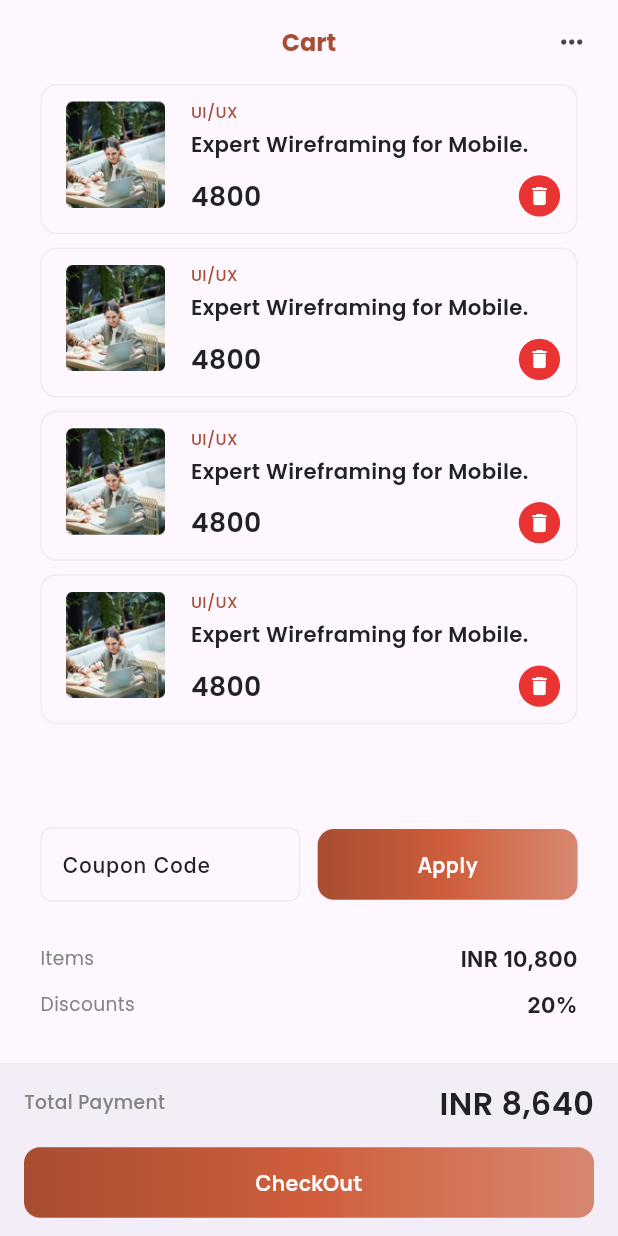
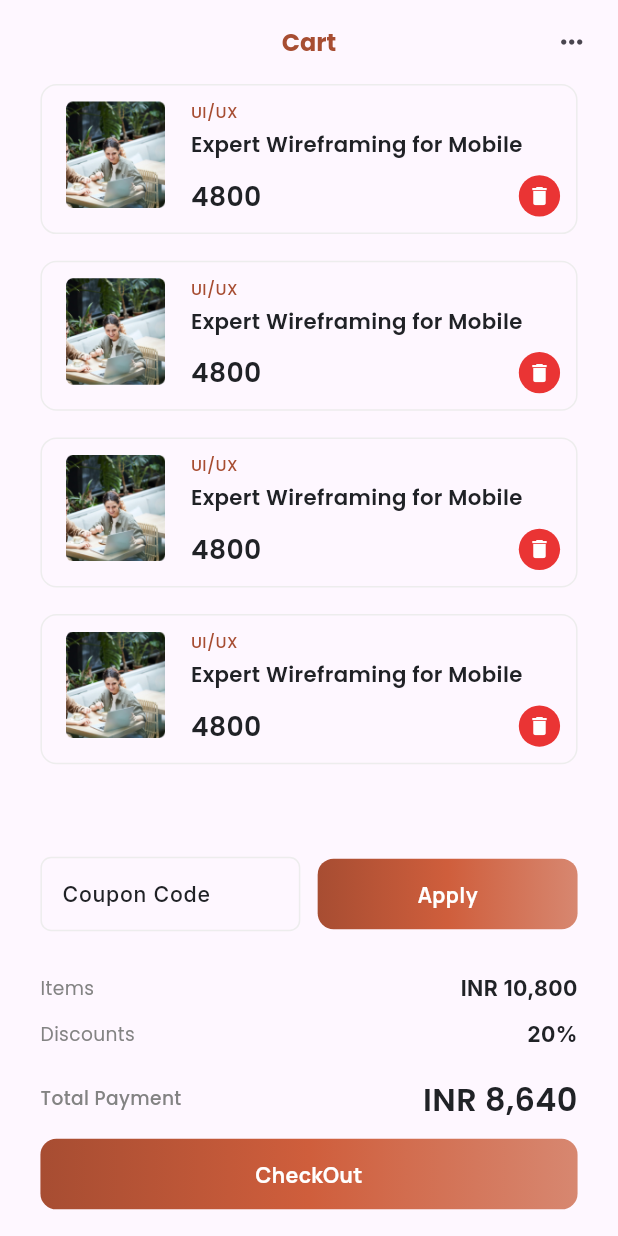
Before and after one commit to akash2058/lmsapp, a Flutter app: the CartScreen screen opened directly, on a phone screen of 412 x 824 dp. Run offline on Flutter 3.47's test engine with Material 3 defaults, Android fonts, the phone set to English and light mode, and no system bars; our stand-ins replace fl_chart, flutter_screenutil, flutter_svg, google_fonts.

Commit message:
added new ui

```diff
--- a/lib/views/menu_screens/cart/cartscreen.dart
+++ b/lib/views/menu_screens/cart/cartscreen.dart
@@ -1,8 +1,11 @@
+import 'package:flutter/cupertino.dart';
 import 'package:flutter/material.dart';
+import 'package:flutter/widgets.dart';
 
 import 'package:flutter_screenutil/flutter_screenutil.dart';
 import 'package:lmsapp/customwidgets/custombutton.dart';
 import 'package:lmsapp/customwidgets/customtextformfield.dart';
+import 'package:lmsapp/utilities/appcolors.dart';
 
 import 'package:lmsapp/utilities/appimages.dart';
 import 'package:lmsapp/utilities/textstyle.dart';
@@ -14,30 +17,6 @@ class CartScreen extends StatelessWidget {
   @override
   Widget build(BuildContext context) {
     return Scaffold(
-      bottomNavigationBar: BottomAppBar(
-        height: 130.h,
-        child: Column(
-          children: [
-            Row(
-              mainAxisAlignment: MainAxisAlignment.spaceBetween,
-              children: [
-                Text(
-                  'Total Payment',
-                  style: reviewfont,
-                ),
-                Text(
-                  'INR 8,640',
-                  style: onboardtitle,
-                ),
-              ],
-            ),
-            SizedBox(
-              height: 16.h,
-            ),
-            CustomButton(height: 53.h, text: 'CheckOut', onTap: () {})
-          ],
-        ),
-      ),
       appBar: AppBar(
         centerTitle: true,
         title: Text(
@@ -59,29 +38,28 @@ class CartScreen extends StatelessWidget {
         child: Column(
           children: [
             Expanded(
-              child: SingleChildScrollView(
-                child: Column(
-                  children: List.generate(
-                    4,
-                    (index) => Column(
+              child: SizedBox(
+                height: 360.h,
+                child: ListView.builder(
+                    itemCount: 5,
+                    itemBuilder: (context, index) {
+                      return Column(
                         children: [
                           CartCard(
                               coursetitle: 'UI/UX',
                               price: '4800',
-                          title: 'Expert Wireframing for Mobile.',
-                          img: AppImages.imgone,
-                        ),
+                              title: 'Expert Wireframing for Mobile',
+                              img: AppImages.imgone),
                           SizedBox(
-                          height: 10.h,
-                        ),
+                            height: 20.h,
+                          )
                         ],
-                    ),
-                  ),
-                ),
+                      );
+                    }),
               ),
             ),
             SizedBox(
-              height: 15.h,
+              height: 50.h,
             ),
             Column(
               children: [
@@ -133,7 +111,31 @@ class CartScreen extends StatelessWidget {
               ],
             ),
             SizedBox(
-              height: 32.h,
+              height: 20.h,
+            ),
+            Column(
+              children: [
+                Row(
+                  mainAxisAlignment: MainAxisAlignment.spaceBetween,
+                  children: [
+                    Text(
+                      'Total Payment',
+                      style: reviewfont,
+                    ),
+                    Text(
+                      'INR 8,640',
+                      style: onboardtitle,
+                    ),
+                  ],
+                ),
+                SizedBox(
+                  height: 13.h,
+                ),
+                CustomButton(height: 53.h, text: 'CheckOut', onTap: () {})
+              ],
+            ),
+            SizedBox(
+              height: 20.h,
             )
           ],
         ),
```
Also changed, not shown: assets/about.svg (added), assets/help.svg (added), assets/lock.svg (added), assets/reviews.svg (added). Lines whose indentation alone changed are shown as unchanged.
